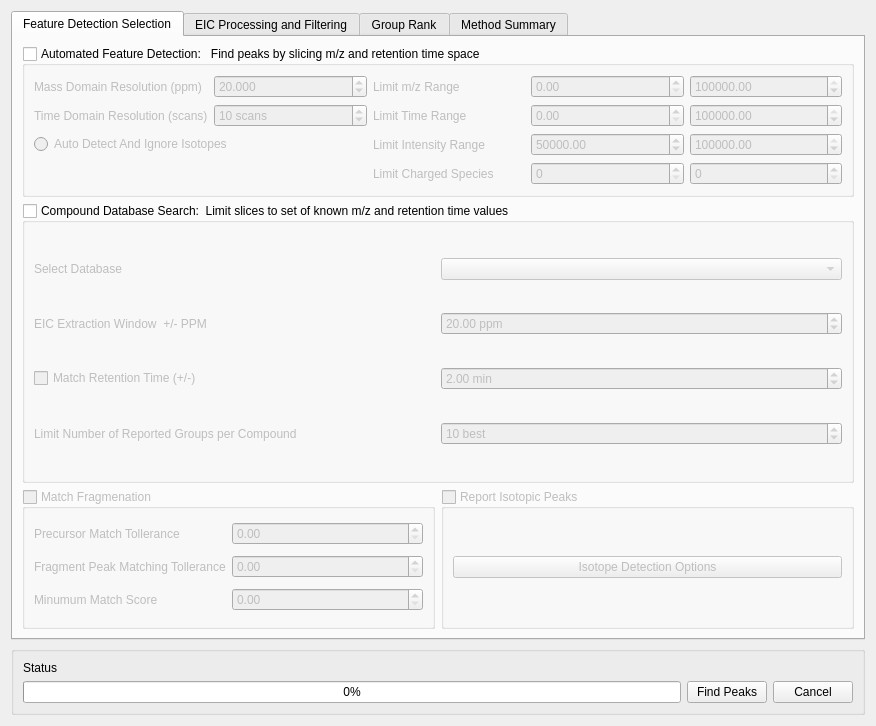
This is mzroll/forms/peakdetectiondialog.ui in ElucidataInc/ElMaven as Qt 5 draws it before an edit. The edited form follows.
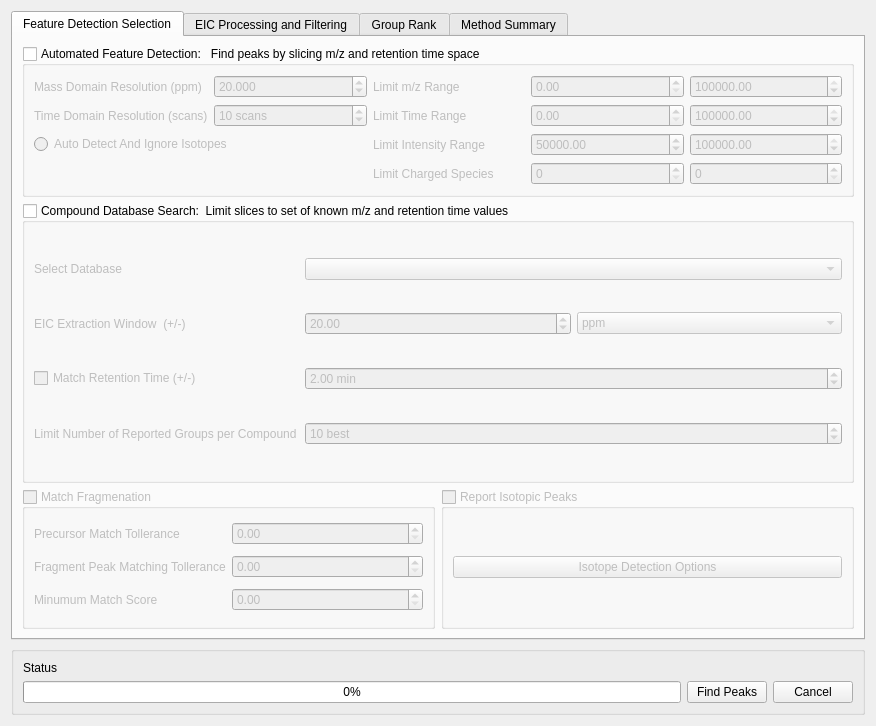
This is the edited form. The open tabs and pages were chosen to show the change.

Commit message:
Ftr: Changes are made for EIC extraction window in compound database search
   - Changes are made for extraction window in terms of mass accuracy
     (ppm as well as mDa) for compound database search present in
     peak detection dialog.

```diff
--- a/mzroll/forms/peakdetectiondialog.ui
+++ b/mzroll/forms/peakdetectiondialog.ui
@@ -236,10 +236,16 @@
           <bool>false</bool>
          </property>
          <layout class="QGridLayout" name="gridLayout_2">
-          <item row="0" column="0">
-           <widget class="QLabel" name="label_3">
-            <property name="text">
-             <string>Select Database</string>
+          <item row="1" column="2">
+           <widget class="QDoubleSpinBox" name="cmpdMassAccValue">
+            <property name="suffix">
+             <string> </string>
+            </property>
+            <property name="maximum">
+             <double>1000000.000000000000000</double>
+            </property>
+            <property name="value">
+             <double>20.000000000000000</double>
             </property>
            </widget>
           </item>
@@ -250,64 +256,20 @@
             </property>
            </widget>
           </item>
-          <item row="1" column="2">
-           <widget class="QDoubleSpinBox" name="compoundPPMWindow">
-            <property name="suffix">
-             <string> ppm</string>
-            </property>
-            <property name="maximum">
-             <double>1000000.000000000000000</double>
-            </property>
-            <property name="value">
-             <double>20.000000000000000</double>
-            </property>
-           </widget>
-          </item>
-          <item row="4" column="2">
-           <widget class="QSpinBox" name="eicMaxGroups">
-            <property name="suffix">
-             <string> best</string>
-            </property>
-            <property name="minimum">
-             <number>1</number>
-            </property>
-            <property name="maximum">
-             <number>999999999</number>
-            </property>
-            <property name="value">
-             <number>10</number>
+          <item row="0" column="0">
+           <widget class="QLabel" name="label_3">
+            <property name="text">
+             <string>Select Database</string>
             </property>
            </widget>
           </item>
           <item row="1" column="0">
            <widget class="QLabel" name="label_11">
             <property name="text">
-             <string>EIC Extraction Window  +/- PPM </string>
+             <string>EIC Extraction Window  (+/-) </string>
             </property>
            </widget>
           </item>
-          <item row="3" column="2">
-           <widget class="QDoubleSpinBox" name="compoundRTWindow">
-            <property name="prefix">
-             <string/>
-            </property>
-            <property name="suffix">
-             <string> min</string>
-            </property>
-            <property name="maximum">
-             <double>999999999.000000000000000</double>
-            </property>
-            <property name="singleStep">
-             <double>0.500000000000000</double>
-            </property>
-            <property name="value">
-             <double>2.000000000000000</double>
-            </property>
-           </widget>
-          </item>
-          <item row="0" column="2">
-           <widget class="QComboBox" name="compoundDatabase"/>
-          </item>
           <item row="3" column="0">
            <widget class="QCheckBox" name="matchRt">
             <property name="text">
@@ -318,6 +280,58 @@
             </property>
            </widget>
           </item>
+          <item row="1" column="3">
+           <widget class="QComboBox" name="cmpdMassAccType">
+            <item>
+             <property name="text">
+              <string>ppm</string>
+             </property>
+            </item>
+            <item>
+             <property name="text">
+              <string>mDa</string>
+             </property>
+            </item>
+           </widget>
+          </item>
+          <item row="0" column="2" colspan="2">
+           <widget class="QComboBox" name="compoundDatabase"/>
+          </item>
+          <item row="3" column="2" colspan="2">
+           <widget class="QDoubleSpinBox" name="compoundRTWindow">
+            <property name="prefix">
+             <string/>
+            </property>
+            <property name="suffix">
+             <string> min</string>
+            </property>
+            <property name="maximum">
+             <double>999999999.000000000000000</double>
+            </property>
+            <property name="singleStep">
+             <double>0.500000000000000</double>
+            </property>
+            <property name="value">
+             <double>2.000000000000000</double>
+            </property>
+           </widget>
+          </item>
+          <item row="4" column="2" colspan="2">
+           <widget class="QSpinBox" name="eicMaxGroups">
+            <property name="suffix">
+             <string> best</string>
+            </property>
+            <property name="minimum">
+             <number>1</number>
+            </property>
+            <property name="maximum">
+             <number>999999999</number>
+            </property>
+            <property name="value">
+             <number>10</number>
+            </property>
+           </widget>
+          </item>
          </layout>
         </widget>
        </item>
```
Left out of the diff: 2 changed lines with no effect on the pictures. The commit also changes 16 other files.
